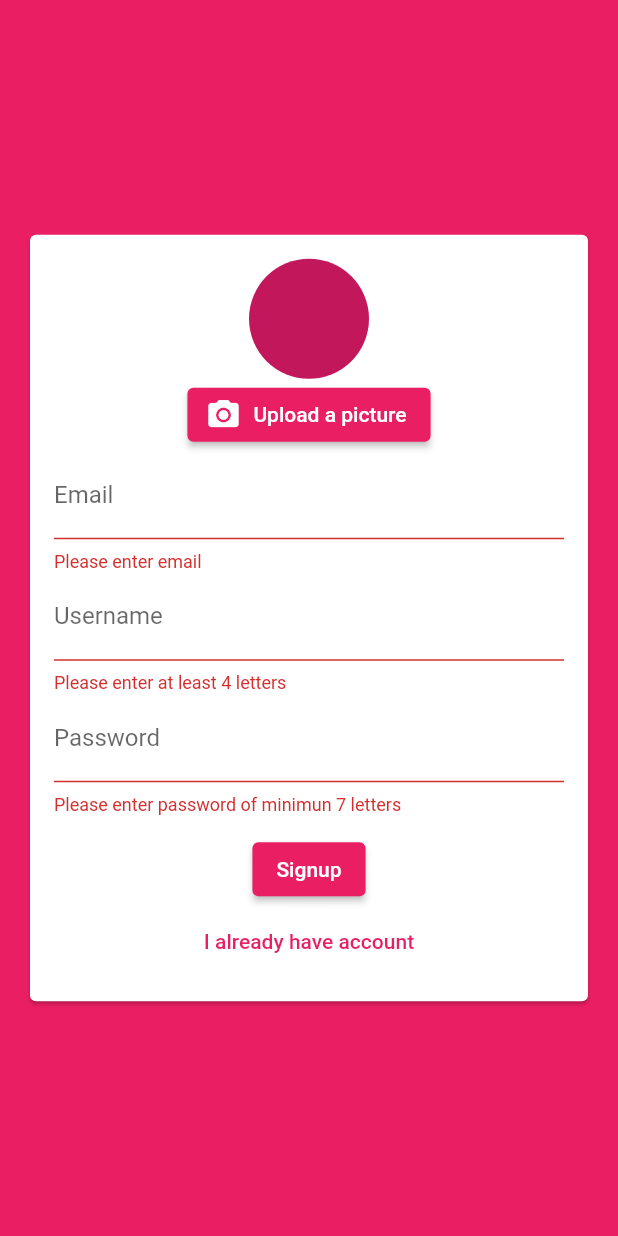
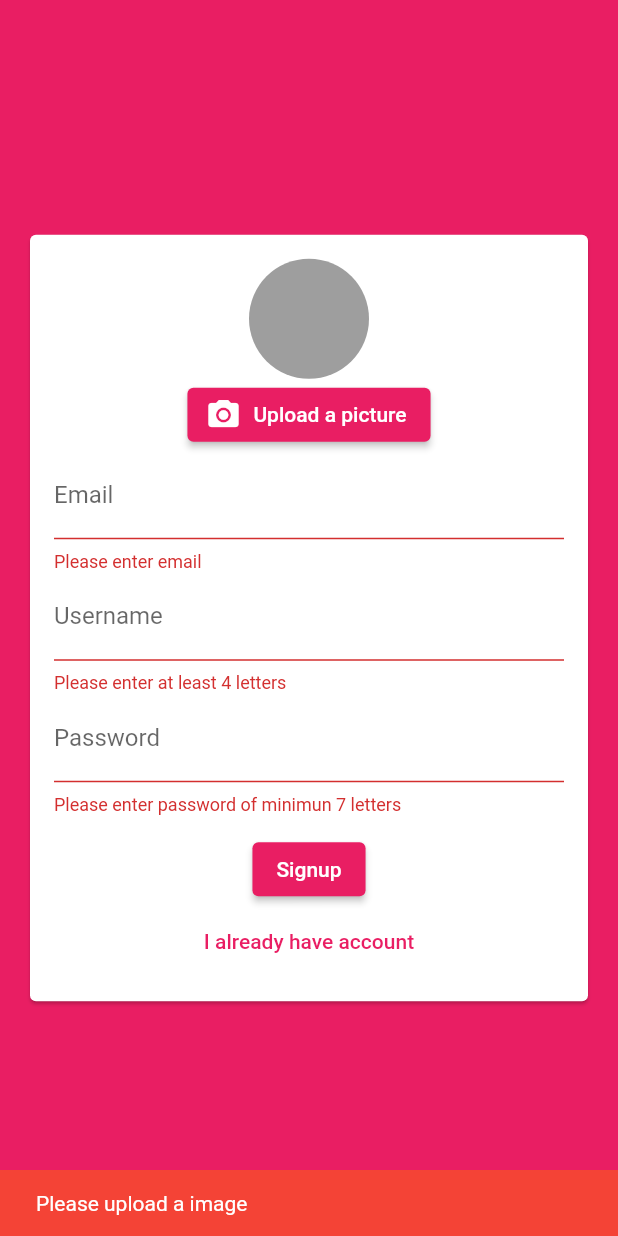
Before and after one commit to sushil11-art/Chat-App, a Flutter app: the screen it shows after launch, after a tap on "Login", after a tap on "Create New account", after a tap on "Signup", on a phone screen of 412 x 824 dp. Run offline on Flutter 3.47's test engine with Material 2 defaults, Android fonts, the phone set to English and light mode, and no system bars; our stand-ins replace cloud_firestore, firebase_auth, firebase_core, firebase_storage, get, image_picker; accounts and stored records are empty.

Commit message:
image upload process completed

```diff
--- a/lib/screens/auth_screen.dart
+++ b/lib/screens/auth_screen.dart
@@ -1,4 +1,6 @@
 // import 'dart:html';
+
+import 'dart:io';
 
 import 'package:chat_app/widgets/auth/auth_form.dart';
 import 'package:flutter/material.dart';
@@ -6,6 +8,7 @@ import 'package:firebase_auth/firebase_auth.dart';
 // import 'package:flutter/services.dart';
 import 'package:get/get.dart';
 import 'package:cloud_firestore/cloud_firestore.dart';
+import 'package:firebase_storage/firebase_storage.dart';
 
 class Authscreen extends StatefulWidget {
   const Authscreen({Key? key}) : super(key: key);
@@ -17,8 +20,8 @@ class Authscreen extends StatefulWidget {
 class _AuthscreenState extends State<Authscreen> {
   final _auth = FirebaseAuth.instance;
   var _isLoading = false;
-  void _submitAuthForm(String email, String username, String password,
-      bool isLogin, BuildContext ctx) async {
+  void _submitAuthForm(String email, String username, File image,
+      String password, bool isLogin, BuildContext ctx) async {
     UserCredential authResult;
     try {
       setState(() {
@@ -30,10 +33,20 @@ class _AuthscreenState extends State<Authscreen> {
       } else {
         authResult = await _auth.createUserWithEmailAndPassword(
             email: email, password: password);
+
+        // ...image upload
+
+        final ref = FirebaseStorage.instance
+            .ref()
+            .child('user_image')
+            .child(authResult.user!.uid + '.jpg');
+        await ref.putFile(image);
+        final url = await ref.getDownloadURL();
+
         await FirebaseFirestore.instance
             .collection("users")
             .doc(authResult.user!.uid)
-            .set({"username": username, 'email': email});
+            .set({"username": username, 'email': email, 'image_url': url});
       }
     } on FirebaseAuthException catch (err) {
       var message = "An error occured,please check credentials";
--- a/lib/widgets/auth/auth_form.dart
+++ b/lib/widgets/auth/auth_form.dart
@@ -1,3 +1,5 @@
+import 'dart:io';
+
 import 'package:chat_app/widgets/pickers/user_image_picker.dart';
 import 'package:flutter/material.dart';
 
@@ -6,8 +8,8 @@ class AuthForm extends StatefulWidget {
   AuthForm(this.submitFn, this.isLoading);
 
   final bool isLoading;
-  final void Function(String email, String username, String password,
-      bool isLogin, BuildContext context) submitFn;
+  final void Function(String email, String username, File image,
+      String password, bool isLogin, BuildContext context) submitFn;
   // const AuthForm({Key? key}) : super(key: key);
 
   @override
@@ -21,14 +23,27 @@ class _AuthFormState extends State<AuthForm> {
   String _userEmail = '';
   String _userPassword = '';
 
+  File? _image;
+
+  void _pickedImage(File image) {
+    _image = image;
+  }
+
   void _trySubmit() {
     final _isValid = _formKey.currentState!.validate();
     // to close the keyboard
     FocusScope.of(context).unfocus();
+    if (_image == null) {
+      ScaffoldMessenger.of(context).showSnackBar(const SnackBar(
+        content: Text("Please upload a image"),
+        backgroundColor: Colors.red,
+      ));
+      return;
+    }
     if (_isValid) {
       _formKey.currentState!.save();
-      widget.submitFn(_userEmail.trim(), _userName.trim(), _userPassword.trim(),
-          _isLogin, context);
+      widget.submitFn(_userEmail.trim(), _userName.trim(), _image!,
+          _userPassword.trim(), _isLogin, context);
     }
   }
 
@@ -45,7 +60,7 @@ class _AuthFormState extends State<AuthForm> {
               child: Column(
                 mainAxisSize: MainAxisSize.min,
                 children: [
-                  UserImagePicker(),
+                  if (!_isLogin) UserImagePicker(_pickedImage),
                   TextFormField(
                     key: ValueKey('email'),
                     validator: (value) {
--- a/lib/widgets/chats/new_message.dart
+++ b/lib/widgets/chats/new_message.dart
@@ -16,6 +16,7 @@ class _NewMessageState extends State<NewMessage> {
     FocusScope.of(context).unfocus();
     final user = FirebaseAuth.instance.currentUser;
     var username;
+    var image_url;
     // final userData = FirebaseFirestore.instance
     //     .collection("users")
     //     .doc(user!.uid)
@@ -24,16 +25,19 @@ class _NewMessageState extends State<NewMessage> {
     var docSnapshot = await collection.doc(user!.uid).get();
     if (docSnapshot.exists) {
       Map<String, dynamic>? data = docSnapshot.data();
-      username = data?['username']; // <-- The value you want to retrieve.
-      // Call setState if needed.s
+      username = data?['username'];
+      image_url = data?['image_url']; // <-- The value you want to retrieve.
+      // Call setState if needed.
     }
     FirebaseFirestore.instance.collection('chat').add({
       'text': _enteredMessage,
       'createdAt': Timestamp.now(),
       'userId': user.uid,
-      'username': username
+      'username': username,
+      'userImage': image_url
     });
     _controller.clear();
+    // _controller.dispose();
   }
 
   @override
--- a/lib/widgets/pickers/user_image_picker.dart
+++ b/lib/widgets/pickers/user_image_picker.dart
@@ -1,17 +1,22 @@
 import 'dart:io';
+import 'dart:ui';
 
 import 'package:flutter/material.dart';
 import 'package:image_picker/image_picker.dart';
 
 class UserImagePicker extends StatefulWidget {
-  const UserImagePicker({Key? key}) : super(key: key);
+  // const UserImagePicker({Key? key}) : super(key: key);
+  UserImagePicker(this.imagePickFn);
+
+  final void Function(File pickedImage) imagePickFn;
 
   @override
   _UserImagePickerState createState() => _UserImagePickerState();
 }
 
 class _UserImagePickerState extends State<UserImagePicker> {
-  late XFile _pickedImage;
+  // File? _pickedImage;
+  File? file;
   // PickedFile? imageFile = null;
   ImagePicker _picker = ImagePicker();
   Future<void> _showChoiceDialog(BuildContext context) {
@@ -63,24 +68,29 @@ class _UserImagePickerState extends State<UserImagePicker> {
   }
 
   void _openGallery(BuildContext context) async {
-    final pickedFile = await _picker.pickImage(
-      source: ImageSource.gallery,
-    );
+    final XFile? image = await _picker.pickImage(
+        source: ImageSource.gallery, maxWidth: 150, imageQuality: 50);
     setState(() {
-      _pickedImage = pickedFile as XFile;
+      // final = await _picker.pickImage(source: source);
+
+      file = File(image!.path);
+      // return file;
+      //   _pickedImage = pickedFile as File;
       // imageFile = pickedFile! as PickedFile?;
     });
+    widget.imagePickFn(file!);
 
     Navigator.pop(context);
   }
 
   void _openCamera(BuildContext context) async {
-    final pickedFile = await _picker.pickImage(
-      source: ImageSource.camera,
-    );
+    final XFile? image = await _picker.pickImage(
+        source: ImageSource.camera, maxWidth: 150, imageQuality: 50);
     setState(() {
-      _pickedImage = pickedFile as XFile;
+      file = File(image!.path);
     });
+    widget.imagePickFn(file!);
+
     Navigator.pop(context);
   }
 
@@ -90,6 +100,8 @@ class _UserImagePickerState extends State<UserImagePicker> {
       children: [
         CircleAvatar(
           radius: 40,
+          backgroundColor: Colors.grey,
+          backgroundImage: file != null ? FileImage(file!) : null,
         ),
         ElevatedButton.icon(
             onPressed: () {
--- a/pubspec.yaml
+++ b/pubspec.yaml
@@ -33,6 +33,7 @@ dependencies:
 
 
 
+
   # The following adds the Cupertino Icons font to your application.
   # Use with the CupertinoIcons class for iOS style icons.
   cupertino_icons: ^1.0.2
@@ -40,6 +41,8 @@ dependencies:
   firebase_auth: ^3.3.4
   get: ^4.6.1
   image_picker: ^0.8.4+4
+  firebase_storage: ^10.2.4
+  firebase_messaging: ^11.2.4
 
 dev_dependencies:
   flutter_test:
```
Also changed, not shown: lib/widgets/chats/message_bubble.dart (+12 -4 lines), lib/widgets/chats/messages.dart (+5 -2 lines), pubspec.lock, 1 other file.
